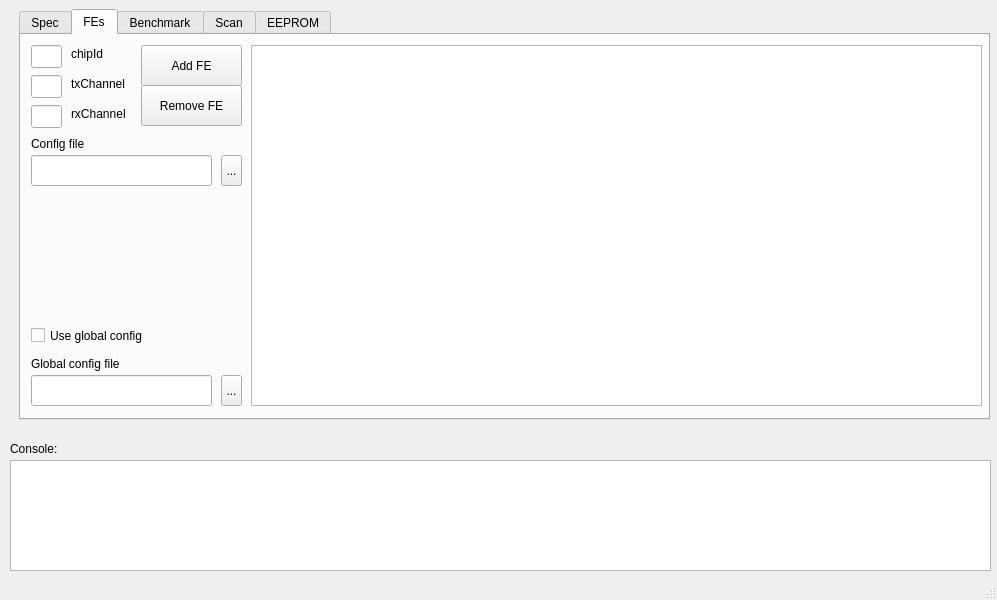
First picture: the form in gui/YarrGui/yarrgui.ui, repository Yarr/Yarr, before the edit.
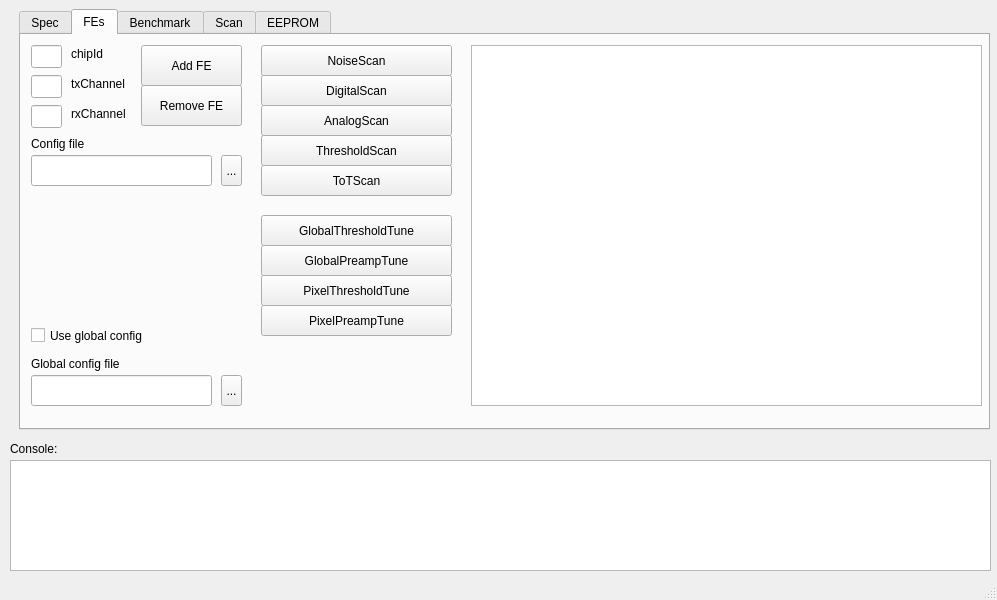
Second picture: the form after the edit. The open tabs and pages were chosen to show the change. Custom widgets are drawn as their Qt base class.

Commit message: Restructured scans - now add scans, then perform all scans

Patch:
```diff
--- a/gui/YarrGui/yarrgui.ui
+++ b/gui/YarrGui/yarrgui.ui
@@ -23,7 +23,7 @@
       <x>19</x>
       <y>9</y>
       <width>971</width>
-      <height>411</height>
+      <height>421</height>
      </rect>
     </property>
     <property name="tabPosition">
@@ -290,9 +290,9 @@
      <widget class="QTreeWidget" name="feTree">
       <property name="geometry">
        <rect>
-        <x>230</x>
+        <x>450</x>
         <y>10</y>
-        <width>731</width>
+        <width>511</width>
         <height>361</height>
        </rect>
       </property>
@@ -406,6 +406,123 @@
        <string>Use global config</string>
       </property>
      </widget>
+     <widget class="QPushButton" name="ThresholdScanButton">
+      <property name="geometry">
+       <rect>
+        <x>240</x>
+        <y>100</y>
+        <width>191</width>
+        <height>31</height>
+       </rect>
+      </property>
+      <property name="text">
+       <string>ThresholdScan</string>
+      </property>
+     </widget>
+     <widget class="QPushButton" name="ToTScanButton">
+      <property name="geometry">
+       <rect>
+        <x>240</x>
+        <y>130</y>
+        <width>191</width>
+        <height>31</height>
+       </rect>
+      </property>
+      <property name="text">
+       <string>ToTScan</string>
+      </property>
+     </widget>
+     <widget class="QPushButton" name="GThrTuneButton">
+      <property name="geometry">
+       <rect>
+        <x>240</x>
+        <y>180</y>
+        <width>191</width>
+        <height>31</height>
+       </rect>
+      </property>
+      <property name="text">
+       <string>GlobalThresholdTune</string>
+      </property>
+     </widget>
+     <widget class="QPushButton" name="PPreaTuneButton">
+      <property name="geometry">
+       <rect>
+        <x>240</x>
+        <y>270</y>
+        <width>191</width>
+        <height>31</height>
+       </rect>
+      </property>
+      <property name="text">
+       <string>PixelPreampTune</string>
+      </property>
+     </widget>
+     <widget class="QPushButton" name="PThrTuneButton">
+      <property name="geometry">
+       <rect>
+        <x>240</x>
+        <y>240</y>
+        <width>191</width>
+        <height>31</height>
+       </rect>
+      </property>
+      <property name="text">
+       <string>PixelThresholdTune</string>
+      </property>
+     </widget>
+     <widget class="QPushButton" name="DigitalScanButton">
+      <property name="geometry">
+       <rect>
+        <x>240</x>
+        <y>40</y>
+        <width>191</width>
+        <height>31</height>
+       </rect>
+      </property>
+      <property name="text">
+       <string>DigitalScan</string>
+      </property>
+     </widget>
+     <widget class="QPushButton" name="AnalogScanButton">
+      <property name="geometry">
+       <rect>
+        <x>240</x>
+        <y>70</y>
+        <width>191</width>
+        <height>31</height>
+       </rect>
+      </property>
+      <property name="text">
+       <string>AnalogScan</string>
+      </property>
+     </widget>
+     <widget class="QPushButton" name="NoiseScanButton">
+      <property name="geometry">
+       <rect>
+        <x>240</x>
+        <y>10</y>
+        <width>191</width>
+        <height>31</height>
+       </rect>
+      </property>
+      <property name="text">
+       <string>NoiseScan</string>
+      </property>
+     </widget>
+     <widget class="QPushButton" name="GPreaTuneButton">
+      <property name="geometry">
+       <rect>
+        <x>240</x>
+        <y>210</y>
+        <width>191</width>
+        <height>31</height>
+       </rect>
+      </property>
+      <property name="text">
+       <string>GlobalPreampTune</string>
+      </property>
+     </widget>
     </widget>
     <widget class="QWidget" name="Benchmark">
      <attribute name="title">
@@ -621,19 +738,6 @@
      <attribute name="title">
       <string>Scan</string>
      </attribute>
-     <widget class="QPushButton" name="NoiseScanButton">
-      <property name="geometry">
-       <rect>
-        <x>10</x>
-        <y>10</y>
-        <width>191</width>
-        <height>31</height>
-       </rect>
-      </property>
-      <property name="text">
-       <string>NoiseScan</string>
-      </property>
-     </widget>
      <widget class="QCustomPlot" name="scanPlot" native="true">
       <property name="geometry">
        <rect>
@@ -644,108 +748,17 @@
        </rect>
       </property>
      </widget>
-     <widget class="QPushButton" name="DigitalScanButton">
+     <widget class="QPushButton" name="doScansButton">
       <property name="geometry">
        <rect>
         <x>10</x>
-        <y>40</y>
+        <y>340</y>
         <width>191</width>
         <height>31</height>
        </rect>
       </property>
       <property name="text">
-       <string>DigitalScan</string>
-      </property>
-     </widget>
-     <widget class="QPushButton" name="AnalogScanButton">
-      <property name="geometry">
-       <rect>
-        <x>10</x>
-        <y>70</y>
-        <width>191</width>
-        <height>31</height>
-       </rect>
-      </property>
-      <property name="text">
-       <string>AnalogScan</string>
-      </property>
-     </widget>
-     <widget class="QPushButton" name="ThresholdScanButton">
-      <property name="geometry">
-       <rect>
-        <x>10</x>
-        <y>100</y>
-        <width>191</width>
-        <height>31</height>
-       </rect>
-      </property>
-      <property name="text">
-       <string>ThresholdScan</string>
-      </property>
-     </widget>
-     <widget class="QPushButton" name="ToTScanButton">
-      <property name="geometry">
-       <rect>
-        <x>10</x>
-        <y>130</y>
-        <width>191</width>
-        <height>31</height>
-       </rect>
-      </property>
-      <property name="text">
-       <string>ToTScan</string>
-      </property>
-     </widget>
-     <widget class="QPushButton" name="GThrTuneButton">
-      <property name="geometry">
-       <rect>
-        <x>10</x>
-        <y>180</y>
-        <width>191</width>
-        <height>31</height>
-       </rect>
-      </property>
-      <property name="text">
-       <string>GlobalThresholdTune</string>
-      </property>
-     </widget>
-     <widget class="QPushButton" name="GPreaTuneButton">
-      <property name="geometry">
-       <rect>
-        <x>10</x>
-        <y>210</y>
-        <width>191</width>
-        <height>31</height>
-       </rect>
-      </property>
-      <property name="text">
-       <string>GlobalPreampTune</string>
-      </property>
-     </widget>
-     <widget class="QPushButton" name="PThrTuneButton">
-      <property name="geometry">
-       <rect>
-        <x>10</x>
-        <y>240</y>
-        <width>191</width>
-        <height>31</height>
-       </rect>
-      </property>
-      <property name="text">
-       <string>PixelThresholdTune</string>
-      </property>
-     </widget>
-     <widget class="QPushButton" name="PPreaTuneButton">
-      <property name="geometry">
-       <rect>
-        <x>10</x>
-        <y>270</y>
-        <width>191</width>
-        <height>31</height>
-       </rect>
-      </property>
-      <property name="text">
-       <string>PixelPreampTune</string>
+       <string>Scan! Yeeeaaaaahhh!</string>
       </property>
      </widget>
     </widget>
```
Left out of the diff: 2 changed lines with no effect on the pictures. The commit also changes 2 other files.
